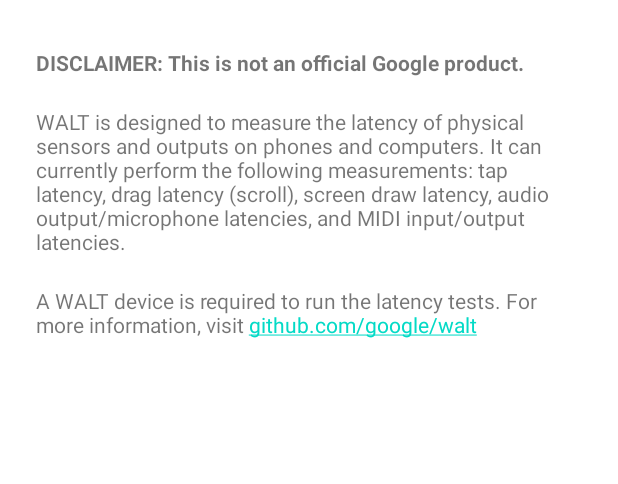
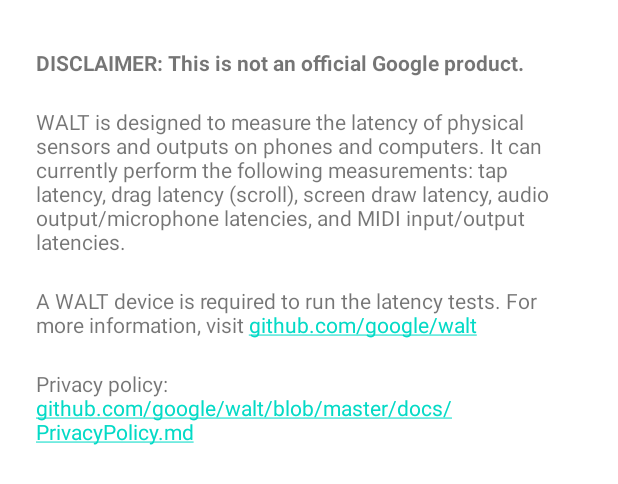
Before and after one commit to google/walt, an Android app: the layout fragment_about.xml on its own in the app's theme, with its tools: preview values and no code run, on a phone screen of 412 x 824 dp. Shown: the top 484 px of the screen. Run offline under Robolectric (Android 15) with nearby library versions, the phone set to English and light mode, and no system bars.

Commit message:
Add link to privacy policy

```diff
--- a/android/WALT/app/src/main/res/layout/fragment_about.xml
+++ b/android/WALT/app/src/main/res/layout/fragment_about.xml
@@ -36,6 +36,16 @@
         android:text="@string/more_info" />
 
     <TextView
+        android:layout_width="match_parent"
+        android:layout_height="wrap_content"
+        android:autoLink="web"
+        android:paddingLeft="24dp"
+        android:paddingRight="24dp"
+        android:paddingTop="20dp"
+        android:scrollbars="vertical"
+        android:text="@string/privacy_policy" />
+
+    <TextView
         android:id="@+id/txt_build_info"
         android:layout_width="match_parent"
         android:layout_height="wrap_content"
--- a/android/WALT/app/src/main/res/values/strings.xml
+++ b/android/WALT/app/src/main/res/values/strings.xml
@@ -15,6 +15,7 @@
     </string>
     <string name="disclaimer">DISCLAIMER: This is not an official Google product.</string>
     <string name="more_info">A WALT device is required to run the latency tests. For more information, visit github.com/google/walt</string>
+    <string name="privacy_policy">Privacy policy:\ngithub.com/google/walt/blob/master/docs/PrivacyPolicy.md</string>
     <string name="preference_screen_blinks" translatable="false">pref_screen_blinks</string>
     <string name="preference_audio_in_reps" translatable="false">pref_audio_in_reps</string>
     <string name="preference_audio_out_reps" translatable="false">pref_audio_out_reps</string>
```
